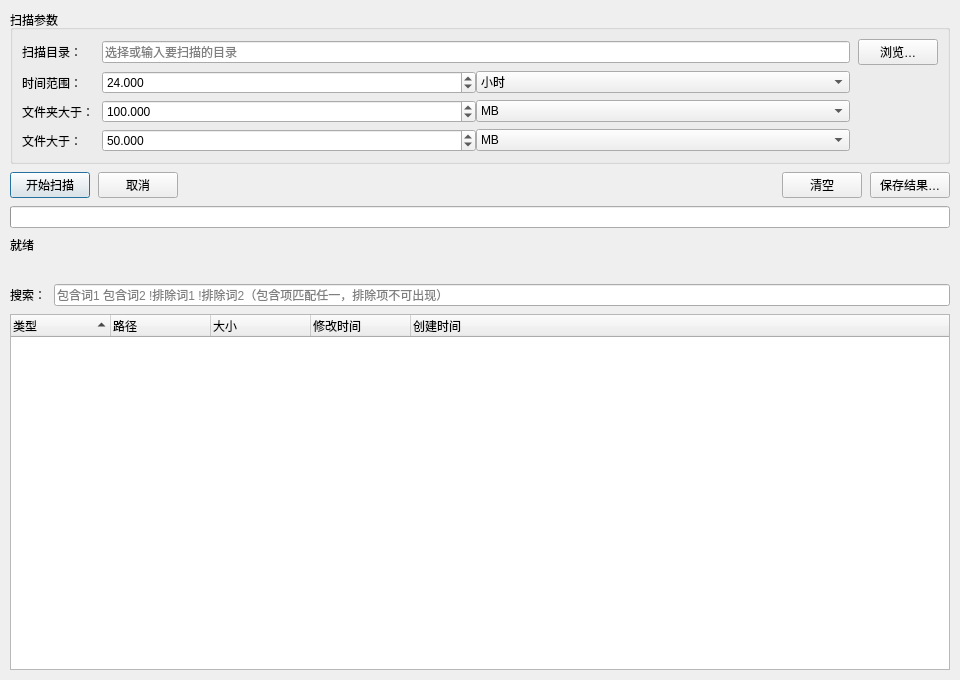
Qt form mainwindow.ui (LTJJer/DiskScanner) before a commit.
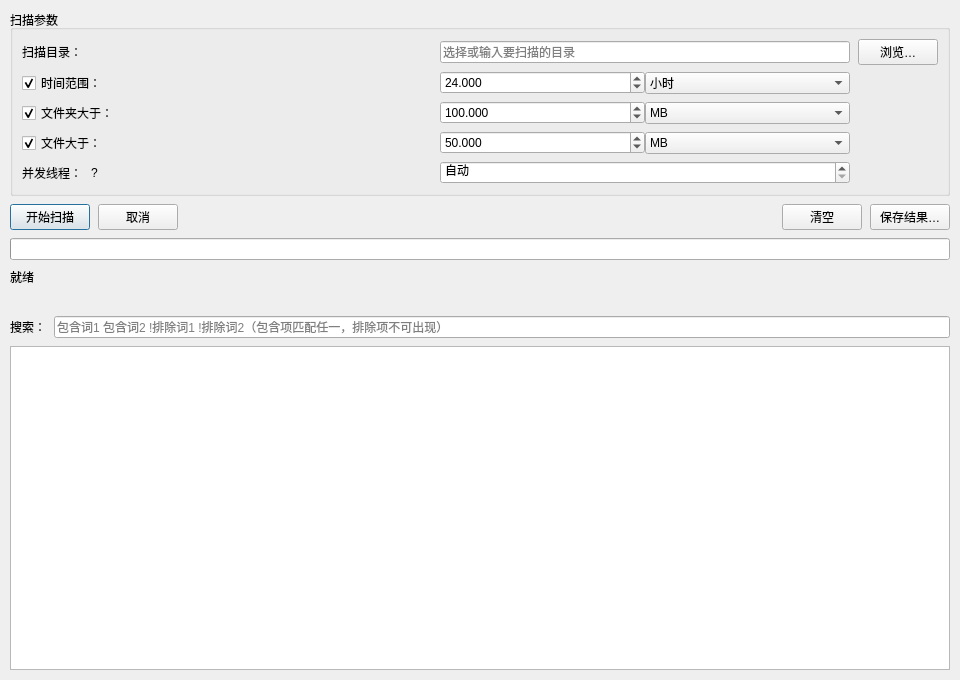
The same form after that commit. Icons and pictures are not drawn.

The edit to the form file:
```diff
--- a/mainwindow.ui
+++ b/mainwindow.ui
@@ -67,10 +67,16 @@
        </widget>
       </item>
       <item row="1" column="0">
-       <widget class="QLabel" name="labelHours">
+       <widget class="QCheckBox" name="hoursCheck">
+        <property name="toolTip">
+         <string>勾选后按下方时间范围过滤；取消勾选则不限时间（列出所有项目）</string>
+        </property>
         <property name="text">
          <string>时间范围：</string>
         </property>
+        <property name="checked">
+         <bool>true</bool>
+        </property>
        </widget>
       </item>
       <item row="1" column="1">
@@ -137,10 +143,16 @@
        </layout>
       </item>
       <item row="2" column="0">
-       <widget class="QLabel" name="labelFolderMb">
+       <widget class="QCheckBox" name="folderSizeCheck">
+        <property name="toolTip">
+         <string>勾选后按下方阈值过滤文件夹；取消勾选则列出所有非空文件夹</string>
+        </property>
         <property name="text">
          <string>文件夹大于：</string>
         </property>
+        <property name="checked">
+         <bool>true</bool>
+        </property>
        </widget>
       </item>
       <item row="2" column="1">
@@ -207,10 +219,16 @@
        </layout>
       </item>
       <item row="3" column="0">
-       <widget class="QLabel" name="labelFileMb">
+       <widget class="QCheckBox" name="fileSizeCheck">
+        <property name="toolTip">
+         <string>勾选后按下方阈值过滤文件；取消勾选则列出所有文件（全盘扫描）</string>
+        </property>
         <property name="text">
          <string>文件大于：</string>
         </property>
+        <property name="checked">
+         <bool>true</bool>
+        </property>
        </widget>
       </item>
       <item row="3" column="1">
@@ -276,6 +294,68 @@
         </item>
        </layout>
       </item>
+      <item row="4" column="0">
+       <layout class="QHBoxLayout" name="threadsLabelLayout">
+        <property name="spacing">
+         <number>2</number>
+        </property>
+        <item>
+         <widget class="QLabel" name="labelThreads">
+          <property name="text">
+           <string>并发线程：</string>
+          </property>
+         </widget>
+        </item>
+        <item>
+         <widget class="QToolButton" name="threadHelpBtn">
+          <property name="toolTip">
+           <string>点击查看并发线程的使用说明</string>
+          </property>
+          <property name="text">
+           <string>?</string>
+          </property>
+          <property name="autoRaise">
+           <bool>true</bool>
+          </property>
+          <property name="focusPolicy">
+           <enum>Qt::NoFocus</enum>
+          </property>
+         </widget>
+        </item>
+        <item>
+         <spacer name="threadsLabelSpacer">
+          <property name="orientation">
+           <enum>Qt::Horizontal</enum>
+          </property>
+          <property name="sizeHint" stdset="0">
+           <size>
+            <width>40</width>
+            <height>20</height>
+           </size>
+          </property>
+         </spacer>
+        </item>
+       </layout>
+      </item>
+      <item row="4" column="1">
+       <widget class="QSpinBox" name="threadSpin">
+        <property name="toolTip">
+         <string>1~32，设为 0 则由程序根据磁盘类型自动决定（SSD: 8~16，HDD: 2~4）</string>
+        </property>
+        <property name="minimum">
+         <number>0</number>
+        </property>
+        <property name="maximum">
+         <number>32</number>
+        </property>
+        <property name="value">
+         <number>0</number>
+        </property>
+        <property name="specialValueText">
+         <string>自动</string>
+        </property>
+       </widget>
+      </item>
      </layout>
     </widget>
    </item>
@@ -373,7 +453,7 @@
     </layout>
    </item>
    <item>
-    <widget class="QTreeWidget" name="treeWidget">
+    <widget class="QTreeView" name="treeView">
      <property name="alternatingRowColors">
       <bool>true</bool>
      </property>
@@ -381,7 +461,7 @@
       <enum>QAbstractItemView::SelectionMode::ExtendedSelection</enum>
      </property>
      <property name="rootIsDecorated">
-      <bool>false</bool>
+      <bool>true</bool>
      </property>
      <property name="uniformRowHeights">
       <bool>true</bool>
@@ -389,31 +469,6 @@
      <property name="sortingEnabled">
       <bool>true</bool>
      </property>
-     <column>
-      <property name="text">
-       <string>类型</string>
-      </property>
-     </column>
-     <column>
-      <property name="text">
-       <string>路径</string>
-      </property>
-     </column>
-     <column>
-      <property name="text">
-       <string>大小</string>
-      </property>
-     </column>
-     <column>
-      <property name="text">
-       <string>修改时间</string>
-      </property>
-     </column>
-     <column>
-      <property name="text">
-       <string>创建时间</string>
-      </property>
-     </column>
     </widget>
    </item>
   </layout>
```
